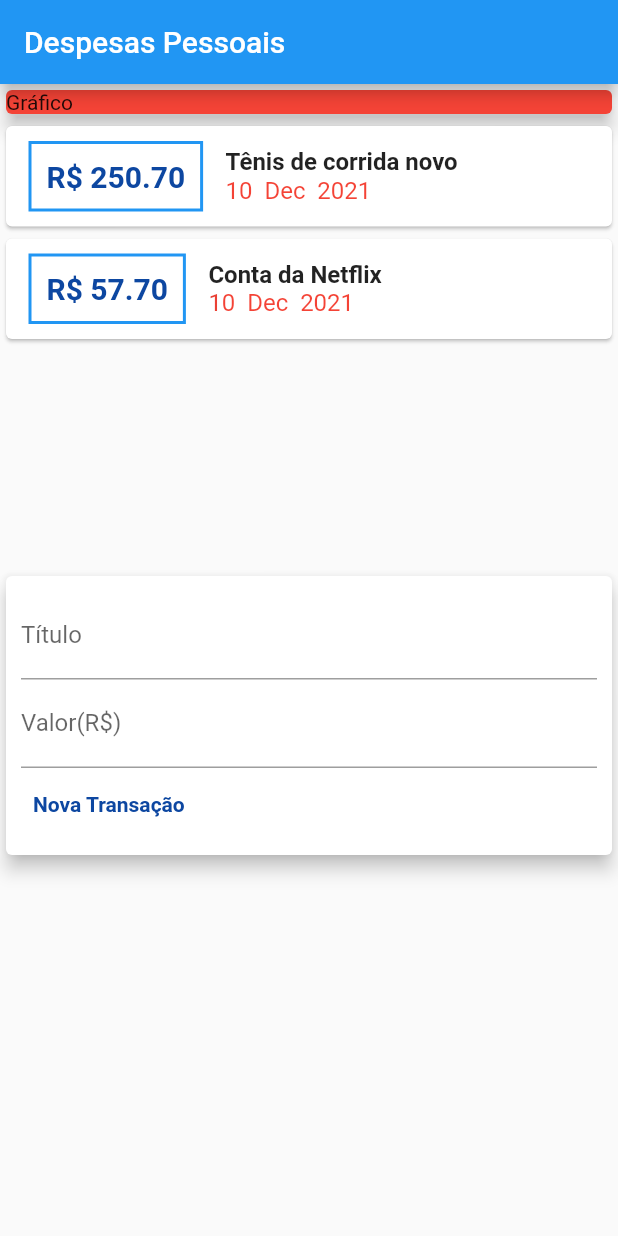
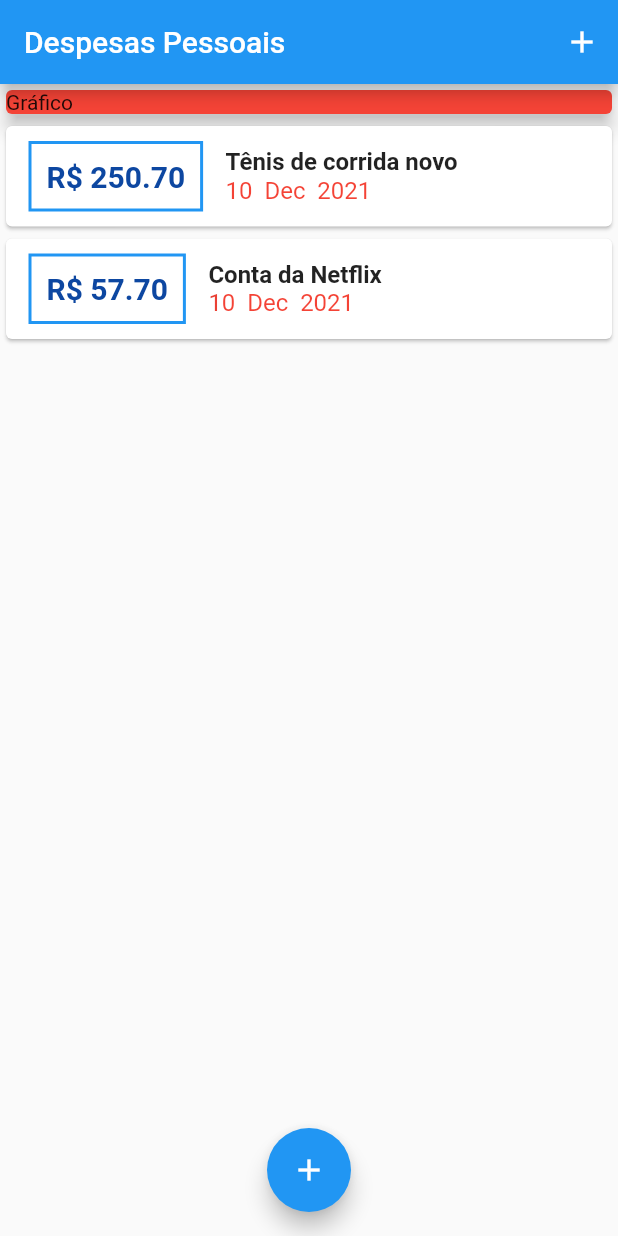
Before and after one commit to SamantthaRM/Despesas, a Flutter app: the screen it shows after launch, on a phone screen of 412 x 824 dp. Run offline on Flutter 3.47's test engine with Material 2 defaults, Android fonts, the phone set to English and light mode, and no system bars.

```diff
--- a/lib/components/transaction_user.dart
+++ /dev/null
@@ -1,53 +0,0 @@
-import 'dart:math';
-
-import 'package:flutter/material.dart';
-import 'transaction_form.dart';
-import 'transaction_list.dart';
-import '../models/transaction.dart';
-
-class TransactionUser extends StatefulWidget {
-
-  @override
-  _TransactionUserState createState() => _TransactionUserState();
-}
-
-class _TransactionUserState extends State<TransactionUser> {
-
-  final _transactions = [
-    Transaction(
-        id: 't1',
-        title: 'Tênis de corrida novo',
-        value: 250.70,
-        datetime: DateTime.now()
-        ),
-    Transaction(
-        id: 't2',
-        title: 'Conta da Netflix',
-        value: 57.70,
-        datetime: DateTime.now()
-        ),
-  ];
-
-  _addTransaction(var title, var value) {
-    final newTransaction = Transaction(
-      id: Random().nextDouble().toString(),
-       title: title,
-        value: value,
-         datetime: DateTime.now(),
-         );
-
-         setState(() {
-           _transactions.add(newTransaction);
-         });
-  }
-
-  @override
-  Widget build(BuildContext context) {
-    return Column(
-      children: <Widget>[
-        TransactionList(_transactions),
-        TransactionForm(_addTransaction),
-      ],
-    );
-  }
-}
--- a/lib/main.dart
+++ b/lib/main.dart
@@ -1,5 +1,9 @@
-import 'package:expenses/components/transaction_user.dart';
+import 'package:expenses/components/transaction_form.dart';
 import 'package:flutter/material.dart';
+import 'dart:math';
+import 'components/transaction_form.dart';
+import 'components/transaction_list.dart';
+import 'models/transaction.dart';
 
 main() => runApp(ExpensesApp());
 
@@ -12,29 +16,85 @@ class ExpensesApp extends StatelessWidget {
   }
 }
 
-class MyHomePage extends StatelessWidget {
+class MyHomePage extends StatefulWidget {
 
+  @override
+  State<MyHomePage> createState() => _MyHomePageState();
+}
+
+class _MyHomePageState extends State<MyHomePage> {
+
+  final _transactions = [
+    Transaction(
+        id: 't1',
+        title: 'Tênis de corrida novo',
+        value: 250.70,
+        datetime: DateTime.now()
+        ),
+    Transaction(
+        id: 't2',
+        title: 'Conta da Netflix',
+        value: 57.70,
+        datetime: DateTime.now()
+        ),
+  ];
+
+ _addTransaction(var title, var value) {
+    final newTransaction = Transaction(
+      id: Random().nextDouble().toString(),
+       title: title,
+        value: value,
+         datetime: DateTime.now(),
+         );
+
+         setState(() {
+           _transactions.add(newTransaction);
+         });
+
+         Navigator.of(context).pop();
+  }
+
+_openTransactionFormModal(BuildContext context) {
+  showModalBottomSheet(
+    context:context,
+    builder: (_) {
+      return TransactionForm(_addTransaction);
+      }
+    );
+}
 
   @override
   Widget build(BuildContext context) {
     return Scaffold(
       appBar: AppBar(
         title: Text('Despesas Pessoais'),
+        actions: <Widget>[
+          IconButton(
+            icon: Icon(Icons.add),
+            onPressed: () => _openTransactionFormModal(context),
+            ),
+        ],
       ),
       body: SingleChildScrollView(
         child: Column(
             crossAxisAlignment: CrossAxisAlignment.stretch,
             children: <Widget>[
-              Container(),
-              Card(
+              Container(
+                child: Card(
                 color: Colors.red,
                 child: Text('Gráfico'),
                 elevation: 5,
               ),
-              TransactionUser(),
+            ),
+            TransactionList(_transactions),
             ],
           ),
       ),
+      floatingActionButton: FloatingActionButton(
+        child: Icon(Icons.add),
+        onPressed: () => _openTransactionFormModal(context),
+      ),
+      floatingActionButtonLocation: FloatingActionButtonLocation.centerFloat,
       );
   }
 }
```
Also changed, not shown: lib/components/transaction_form.dart (+13 -5 lines).
